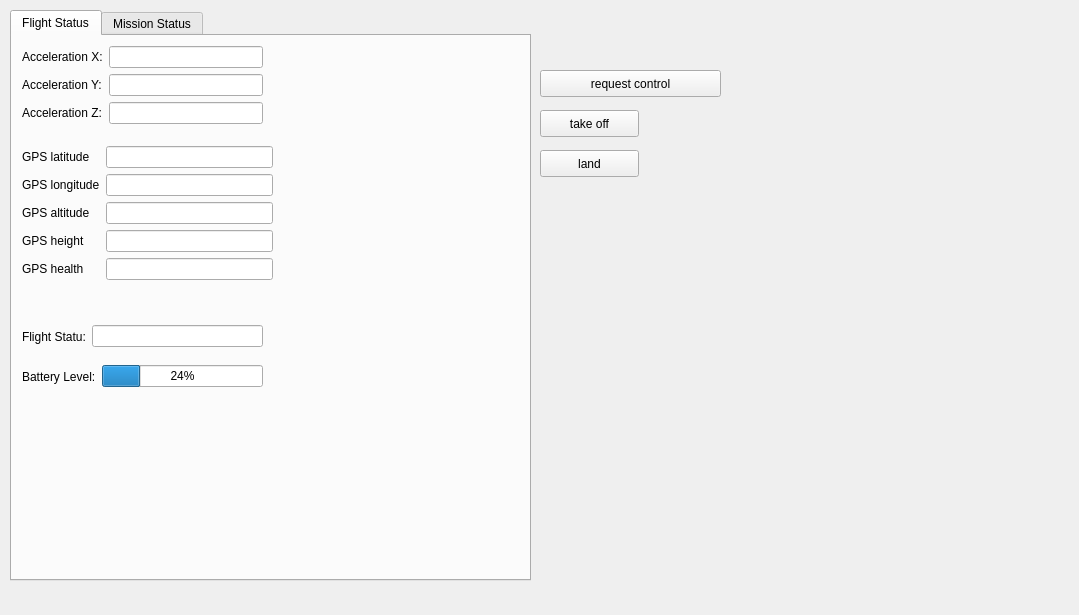
Above: src/teamhku_ocs/teamhku_ocs.ui from SiChiTong/teamhku_ocs before the change. Below: the same form after it.
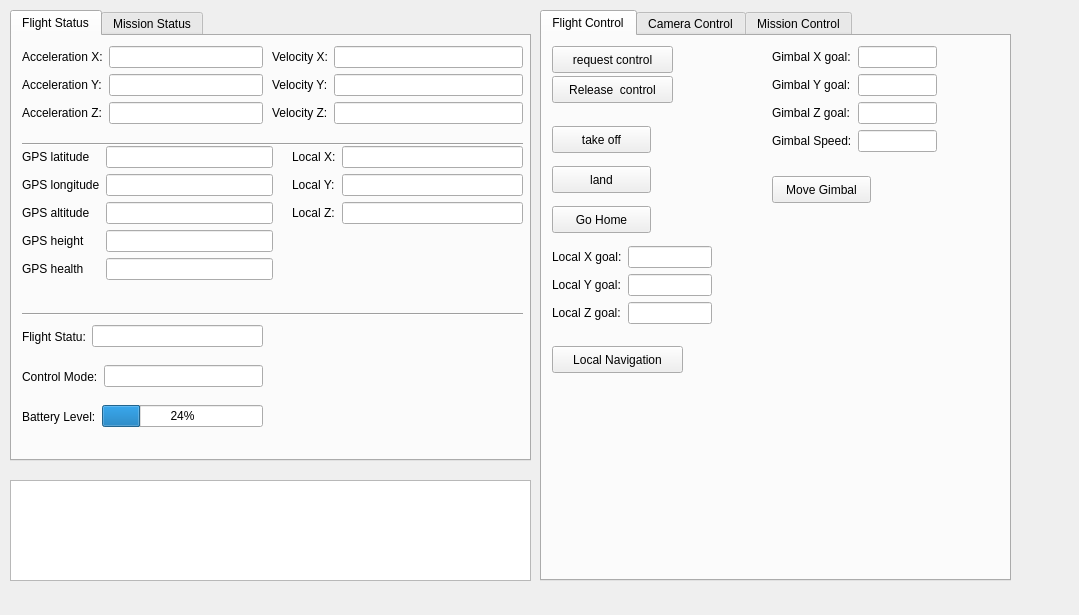
That is the form after the change. The open tabs and pages were chosen to show the change.

What changed in the file:
```diff
--- a/src/teamhku_ocs/teamhku_ocs.ui
+++ b/src/teamhku_ocs/teamhku_ocs.ui
@@ -13,52 +13,13 @@
   <property name="windowTitle">
    <string>Form</string>
   </property>
-  <widget class="QPushButton" name="request_control_button_">
-   <property name="geometry">
-    <rect>
-     <x>540</x>
-     <y>70</y>
-     <width>181</width>
-     <height>27</height>
-    </rect>
-   </property>
-   <property name="text">
-    <string>request control</string>
-   </property>
-  </widget>
-  <widget class="QPushButton" name="take_off_button_">
-   <property name="geometry">
-    <rect>
-     <x>540</x>
-     <y>110</y>
-     <width>99</width>
-     <height>27</height>
-    </rect>
-   </property>
-   <property name="text">
-    <string>take off</string>
-   </property>
-  </widget>
-  <widget class="QPushButton" name="land_button_">
-   <property name="geometry">
-    <rect>
-     <x>540</x>
-     <y>150</y>
-     <width>99</width>
-     <height>27</height>
-    </rect>
-   </property>
-   <property name="text">
-    <string>land</string>
-   </property>
-  </widget>
   <widget class="QTabWidget" name="tabWidget">
    <property name="geometry">
     <rect>
      <x>10</x>
      <y>10</y>
      <width>521</width>
-     <height>571</height>
+     <height>451</height>
     </rect>
    </property>
    <property name="currentIndex">
@@ -198,7 +159,7 @@
      <property name="geometry">
       <rect>
        <x>10</x>
-       <y>320</y>
+       <y>360</y>
        <width>241</width>
        <height>41</height>
       </rect>
@@ -220,11 +181,490 @@
       </item>
      </layout>
     </widget>
+    <widget class="QWidget" name="formLayoutWidget_2">
+     <property name="geometry">
+      <rect>
+       <x>260</x>
+       <y>10</y>
+       <width>251</width>
+       <height>95</height>
+      </rect>
+     </property>
+     <layout class="QFormLayout" name="formLayout_2">
+      <item row="0" column="0">
+       <widget class="QLabel" name="velocityXLabel">
+        <property name="text">
+         <string>Velocity X:</string>
+        </property>
+       </widget>
+      </item>
+      <item row="0" column="1">
+       <widget class="QLineEdit" name="velocityXLineEdit"/>
+      </item>
+      <item row="1" column="0">
+       <widget class="QLabel" name="velocityYLabel">
+        <property name="text">
+         <string>Velocity Y:</string>
+        </property>
+       </widget>
+      </item>
+      <item row="1" column="1">
+       <widget class="QLineEdit" name="velocityYLineEdit"/>
+      </item>
+      <item row="2" column="0">
+       <widget class="QLabel" name="velocityZLabel">
+        <property name="text">
+         <string>Velocity Z:</string>
+        </property>
+       </widget>
+      </item>
+      <item row="2" column="1">
+       <widget class="QLineEdit" name="velocityZLineEdit"/>
+      </item>
+     </layout>
+    </widget>
+    <widget class="QWidget" name="horizontalLayoutWidget_3">
+     <property name="geometry">
+      <rect>
+       <x>10</x>
+       <y>320</y>
+       <width>241</width>
+       <height>41</height>
+      </rect>
+     </property>
+     <layout class="QHBoxLayout" name="horizontalLayout_3">
+      <item>
+       <widget class="QLabel" name="label_3">
+        <property name="text">
+         <string>Control Mode:</string>
+        </property>
+       </widget>
+      </item>
+      <item>
+       <widget class="QLineEdit" name="controlModeLineEdit"/>
+      </item>
+     </layout>
+    </widget>
+    <widget class="QWidget" name="formLayoutWidget_4">
+     <property name="geometry">
+      <rect>
+       <x>280</x>
+       <y>110</y>
+       <width>231</width>
+       <height>101</height>
+      </rect>
+     </property>
+     <layout class="QFormLayout" name="formLayout_4">
+      <item row="0" column="0">
+       <widget class="QLabel" name="localXLabel">
+        <property name="text">
+         <string>Local X:</string>
+        </property>
+       </widget>
+      </item>
+      <item row="0" column="1">
+       <widget class="QLineEdit" name="localXLineEdit"/>
+      </item>
+      <item row="1" column="0">
+       <widget class="QLabel" name="localYLabel">
+        <property name="text">
+         <string>Local Y:</string>
+        </property>
+       </widget>
+      </item>
+      <item row="1" column="1">
+       <widget class="QLineEdit" name="localYLineEdit"/>
+      </item>
+      <item row="2" column="0">
+       <widget class="QLabel" name="localZLabel">
+        <property name="text">
+         <string>Local Z:</string>
+        </property>
+       </widget>
+      </item>
+      <item row="2" column="1">
+       <widget class="QLineEdit" name="localZLineEdit"/>
+      </item>
+     </layout>
+    </widget>
+    <widget class="Line" name="line">
+     <property name="geometry">
+      <rect>
+       <x>10</x>
+       <y>100</y>
+       <width>501</width>
+       <height>16</height>
+      </rect>
+     </property>
+     <property name="orientation">
+      <enum>Qt::Horizontal</enum>
+     </property>
+    </widget>
+    <widget class="Line" name="line_2">
+     <property name="geometry">
+      <rect>
+       <x>10</x>
+       <y>270</y>
+       <width>501</width>
+       <height>16</height>
+      </rect>
+     </property>
+     <property name="orientation">
+      <enum>Qt::Horizontal</enum>
+     </property>
+    </widget>
    </widget>
    <widget class="QWidget" name="missionStatus">
     <attribute name="title">
      <string>Mission Status</string>
     </attribute>
+    <widget class="QListView" name="listView">
+     <property name="geometry">
+      <rect>
+       <x>10</x>
+       <y>30</y>
+       <width>481</width>
+       <height>191</height>
+      </rect>
+     </property>
+    </widget>
+    <widget class="QLabel" name="label_4">
+     <property name="geometry">
+      <rect>
+       <x>10</x>
+       <y>10</y>
+       <width>131</width>
+       <height>17</height>
+      </rect>
+     </property>
+     <property name="text">
+      <string>AprilTags Found:</string>
+     </property>
+    </widget>
+   </widget>
+  </widget>
+  <widget class="QTextEdit" name="textEdit">
+   <property name="geometry">
+    <rect>
+     <x>10</x>
+     <y>480</y>
+     <width>521</width>
+     <height>101</height>
+    </rect>
+   </property>
+  </widget>
+  <widget class="QTabWidget" name="tabWidget_2">
+   <property name="geometry">
+    <rect>
+     <x>540</x>
+     <y>10</y>
+     <width>471</width>
+     <height>571</height>
+    </rect>
+   </property>
+   <property name="currentIndex">
+    <number>2</number>
+   </property>
+   <widget class="QWidget" name="tab">
+    <attribute name="title">
+     <string>Flight Control</string>
+    </attribute>
+    <widget class="QPushButton" name="go_home_button_">
+     <property name="geometry">
+      <rect>
+       <x>10</x>
+       <y>170</y>
+       <width>99</width>
+       <height>27</height>
+      </rect>
+     </property>
+     <property name="text">
+      <string>Go Home</string>
+     </property>
+    </widget>
+    <widget class="QPushButton" name="request_control_button_">
+     <property name="geometry">
+      <rect>
+       <x>10</x>
+       <y>10</y>
+       <width>121</width>
+       <height>27</height>
+      </rect>
+     </property>
+     <property name="text">
+      <string>request control</string>
+     </property>
+    </widget>
+    <widget class="QPushButton" name="release_control_button_">
+     <property name="geometry">
+      <rect>
+       <x>10</x>
+       <y>40</y>
+       <width>121</width>
+       <height>27</height>
+      </rect>
+     </property>
+     <property name="text">
+      <string>Release  control</string>
+     </property>
+    </widget>
+    <widget class="QPushButton" name="land_button_">
+     <property name="geometry">
+      <rect>
+       <x>10</x>
+       <y>130</y>
+       <width>99</width>
+       <height>27</height>
+      </rect>
+     </property>
+     <property name="text">
+      <string>land</string>
+     </property>
+    </widget>
+    <widget class="QPushButton" name="take_off_button_">
+     <property name="geometry">
+      <rect>
+       <x>10</x>
+       <y>90</y>
+       <width>99</width>
+       <height>27</height>
+      </rect>
+     </property>
+     <property name="text">
+      <string>take off</string>
+     </property>
+    </widget>
+    <widget class="QWidget" name="formLayoutWidget_5">
+     <property name="geometry">
+      <rect>
+       <x>230</x>
+       <y>10</y>
+       <width>165</width>
+       <height>128</height>
+      </rect>
+     </property>
+     <layout class="QFormLayout" name="formLayout_5">
+      <item row="0" column="0">
+       <widget class="QLabel" name="gimbalXLabel">
+        <property name="text">
+         <string>Gimbal X goal:</string>
+        </property>
+       </widget>
+      </item>
+      <item row="0" column="1">
+       <widget class="QLineEdit" name="gimbalXLineEdit"/>
+      </item>
+      <item row="1" column="0">
+       <widget class="QLabel" name="gimbalYLabel">
+        <property name="text">
+         <string>Gimbal Y goal:</string>
+        </property>
+       </widget>
+      </item>
+      <item row="1" column="1">
+       <widget class="QLineEdit" name="gimbalYLineEdit"/>
+      </item>
+      <item row="2" column="0">
+       <widget class="QLabel" name="gimbalZLabel">
+        <property name="text">
+         <string>Gimbal Z goal:</string>
+        </property>
+       </widget>
+      </item>
+      <item row="2" column="1">
+       <widget class="QLineEdit" name="gimbalZLineEdit"/>
+      </item>
+      <item row="3" column="0">
+       <widget class="QLabel" name="gimbalSpeedLabel">
+        <property name="text">
+         <string>Gimbal Speed:</string>
+        </property>
+       </widget>
+      </item>
+      <item row="3" column="1">
+       <widget class="QLineEdit" name="gimbalSpeedLineEdit"/>
+      </item>
+     </layout>
+    </widget>
+    <widget class="QPushButton" name="pushButton">
+     <property name="geometry">
+      <rect>
+       <x>230</x>
+       <y>140</y>
+       <width>99</width>
+       <height>27</height>
+      </rect>
+     </property>
+     <property name="text">
+      <string>Move Gimbal</string>
+     </property>
+    </widget>
+    <widget class="QWidget" name="formLayoutWidget_6">
+     <property name="geometry">
+      <rect>
+       <x>10</x>
+       <y>210</y>
+       <width>160</width>
+       <height>95</height>
+      </rect>
+     </property>
+     <layout class="QFormLayout" name="formLayout_6">
+      <item row="0" column="0">
+       <widget class="QLabel" name="localXLabel_2">
+        <property name="text">
+         <string>Local X goal:</string>
+        </property>
+       </widget>
+      </item>
+      <item row="0" column="1">
+       <widget class="QLineEdit" name="localXLineEdit_2"/>
+      </item>
+      <item row="1" column="0">
+       <widget class="QLabel" name="localYLabel_2">
+        <property name="text">
+         <string>Local Y goal:</string>
+        </property>
+       </widget>
+      </item>
+      <item row="1" column="1">
+       <widget class="QLineEdit" name="localYLineEdit_2"/>
+      </item>
+      <item row="2" column="0">
+       <widget class="QLabel" name="localZLabel_2">
+        <property name="text">
+         <string>Local Z goal:</string>
+        </property>
+       </widget>
+      </item>
+      <item row="2" column="1">
+       <widget class="QLineEdit" name="localZLineEdit_2"/>
+      </item>
+     </layout>
+    </widget>
+    <widget class="QPushButton" name="pushButton_2">
+     <property name="geometry">
+      <rect>
+       <x>10</x>
+       <y>310</y>
+       <width>131</width>
+       <height>27</height>
+      </rect>
+     </property>
+     <property name="text">
+      <string>Local Navigation</string>
+     </property>
+    </widget>
+   </widget>
+   <widget class="QWidget" name="tab_2">
+    <attribute name="title">
+     <string>Camera Control</string>
+    </attribute>
+    <widget class="QPushButton" name="pushButton_3">
+     <property name="geometry">
+      <rect>
+       <x>20</x>
+       <y>20</y>
+       <width>99</width>
+       <height>27</height>
+      </rect>
+     </property>
+     <property name="text">
+      <string>Take Picture</string>
+     </property>
+    </widget>
+    <widget class="QPushButton" name="pushButton_4">
+     <property name="geometry">
+      <rect>
+       <x>20</x>
+       <y>60</y>
+       <width>99</width>
+       <height>27</height>
+      </rect>
+     </property>
+     <property name="text">
+      <string>Start Video</string>
+     </property>
+    </widget>
+    <widget class="QPushButton" name="pushButton_5">
+     <property name="geometry">
+      <rect>
+       <x>20</x>
+       <y>100</y>
+       <width>99</width>
+       <height>27</height>
+      </rect>
+     </property>
+     <property name="text">
+      <string>Stop Video</string>
+     </property>
+    </widget>
+    <widget class="QGraphicsView" name="graphicsView">
+     <property name="geometry">
+      <rect>
+       <x>170</x>
+       <y>20</y>
+       <width>271</width>
+       <height>191</height>
+      </rect>
+     </property>
+    </widget>
+   </widget>
+   <widget class="QWidget" name="tab_3">
+    <attribute name="title">
+     <string>Mission Control</string>
+    </attribute>
+    <widget class="QPushButton" name="gimbal_track_button_">
+     <property name="geometry">
+      <rect>
+       <x>20</x>
+       <y>20</y>
+       <width>141</width>
+       <height>27</height>
+      </rect>
+     </property>
+     <property name="text">
+      <string>Gimbal Tracking</string>
+     </property>
+    </widget>
+    <widget class="QPushButton" name="position_track_button_">
+     <property name="geometry">
+      <rect>
+       <x>20</x>
+       <y>60</y>
+       <width>141</width>
+       <height>27</height>
+      </rect>
+     </property>
+     <property name="text">
+      <string>Position Tracking</string>
+     </property>
+    </widget>
+    <widget class="QPushButton" name="land_on_AT_button_">
+     <property name="geometry">
+      <rect>
+       <x>20</x>
+       <y>140</y>
+       <width>99</width>
+       <height>27</height>
+      </rect>
+     </property>
+     <property name="text">
+      <string>Land on AT</string>
+     </property>
+    </widget>
+    <widget class="QPushButton" name="pushButton_6">
+     <property name="geometry">
+      <rect>
+       <x>20</x>
+       <y>100</y>
+       <width>99</width>
+       <height>27</height>
+      </rect>
+     </property>
+     <property name="text">
+      <string>Search</string>
+     </property>
+    </widget>
    </widget>
   </widget>
  </widget>
```
